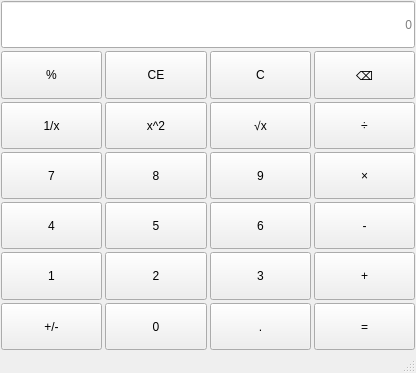
Before: the Qt Designer form mainwindow.ui in Young-abc/Lab1_Repository, drawn with Qt 5.
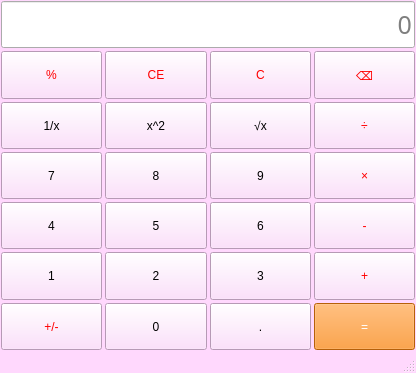
After: the same form once the commit is applied.

Commit message: 完成样式后的提交

Diff of the .ui file:
```diff
--- a/mainwindow.ui
+++ b/mainwindow.ui
@@ -13,6 +13,22 @@
   <property name="windowTitle">
    <string>MainWindow</string>
   </property>
+  <property name="styleSheet">
+   <string notr="true">QMainWindow{
+	
+	background-color: rgb(255, 216, 253);
+
+}
+QGridLayout{
+	
+	background-color: rgb(255, 216, 253);
+
+}
+QPushButton{
+	background-color: rgb(255, 216, 253);
+
+}</string>
+  </property>
   <widget class="QWidget" name="centralwidget">
    <layout class="QHBoxLayout" name="horizontalLayout">
     <property name="spacing">
@@ -40,6 +56,10 @@
           <verstretch>0</verstretch>
          </sizepolicy>
         </property>
+        <property name="styleSheet">
+         <string notr="true">color: rgb(255, 255, 255);
+background-color: rgb(255, 134, 12);</string>
+        </property>
         <property name="text">
          <string>=</string>
         </property>
@@ -92,6 +112,9 @@
           <verstretch>0</verstretch>
          </sizepolicy>
         </property>
+        <property name="styleSheet">
+         <string notr="true">color: rgb(255, 0, 0);</string>
+        </property>
         <property name="text">
          <string>÷</string>
         </property>
@@ -170,6 +193,9 @@
           <verstretch>0</verstretch>
          </sizepolicy>
         </property>
+        <property name="styleSheet">
+         <string notr="true">color: rgb(255, 0, 0);</string>
+        </property>
         <property name="text">
          <string>+</string>
         </property>
@@ -209,6 +235,9 @@
           <verstretch>0</verstretch>
          </sizepolicy>
         </property>
+        <property name="styleSheet">
+         <string notr="true">color: rgb(255, 0, 0);</string>
+        </property>
         <property name="text">
          <string>%</string>
         </property>
@@ -222,6 +251,9 @@
           <verstretch>0</verstretch>
          </sizepolicy>
         </property>
+        <property name="styleSheet">
+         <string notr="true">color: rgb(255, 0, 0);</string>
+        </property>
         <property name="text">
          <string>CE</string>
         </property>
@@ -235,6 +267,9 @@
           <verstretch>0</verstretch>
          </sizepolicy>
         </property>
+        <property name="styleSheet">
+         <string notr="true">color: rgb(255, 0, 0);</string>
+        </property>
         <property name="text">
          <string>-</string>
         </property>
@@ -287,6 +322,9 @@
           <verstretch>0</verstretch>
          </sizepolicy>
         </property>
+        <property name="styleSheet">
+         <string notr="true">color: rgb(255, 0, 0);</string>
+        </property>
         <property name="text">
          <string>⌫</string>
         </property>
@@ -313,6 +351,9 @@
           <verstretch>0</verstretch>
          </sizepolicy>
         </property>
+        <property name="styleSheet">
+         <string notr="true">color: rgb(255, 0, 0);</string>
+        </property>
         <property name="text">
          <string>+/-</string>
         </property>
@@ -326,6 +367,9 @@
           <verstretch>0</verstretch>
          </sizepolicy>
         </property>
+        <property name="styleSheet">
+         <string notr="true">color: rgb(255, 0, 0);</string>
+        </property>
         <property name="text">
          <string>×</string>
         </property>
@@ -339,6 +383,9 @@
           <verstretch>0</verstretch>
          </sizepolicy>
         </property>
+        <property name="styleSheet">
+         <string notr="true">color: rgb(255, 0, 0);</string>
+        </property>
         <property name="text">
          <string>C</string>
         </property>
@@ -352,6 +399,14 @@
           <verstretch>0</verstretch>
          </sizepolicy>
         </property>
+        <property name="font">
+         <font>
+          <family>黑体</family>
+          <pointsize>19</pointsize>
+          <italic>false</italic>
+          <bold>false</bold>
+         </font>
+        </property>
         <property name="text">
          <string/>
         </property>
```
